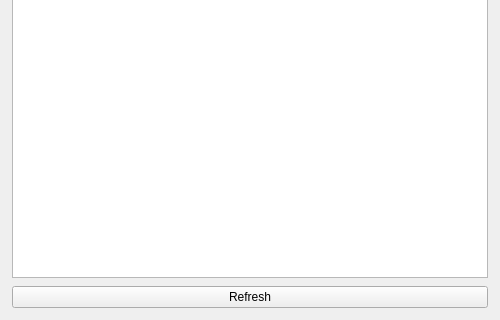
Before: the Qt Designer form adminreview.ui in anshu-ho-la/buspass, drawn with Qt 5; both pictures show x 0 to 500 and y 180 to 500 of the 500 by 500 pixel window.
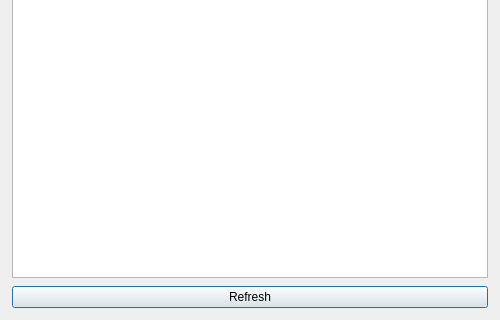
After: the same form once the commit is applied.

Patch:
```diff
--- a/adminreview.ui
+++ b/adminreview.ui
@@ -1,7 +1,7 @@
 <?xml version="1.0" encoding="UTF-8"?>
 <ui version="4.0">
  <class>adminreview</class>
- <widget class="QWidget" name="adminreview">
+ <widget class="QDialog" name="adminreview">
   <property name="geometry">
    <rect>
     <x>0</x>
```
Left out of the diff: 33 changed lines with no effect on the pictures.
